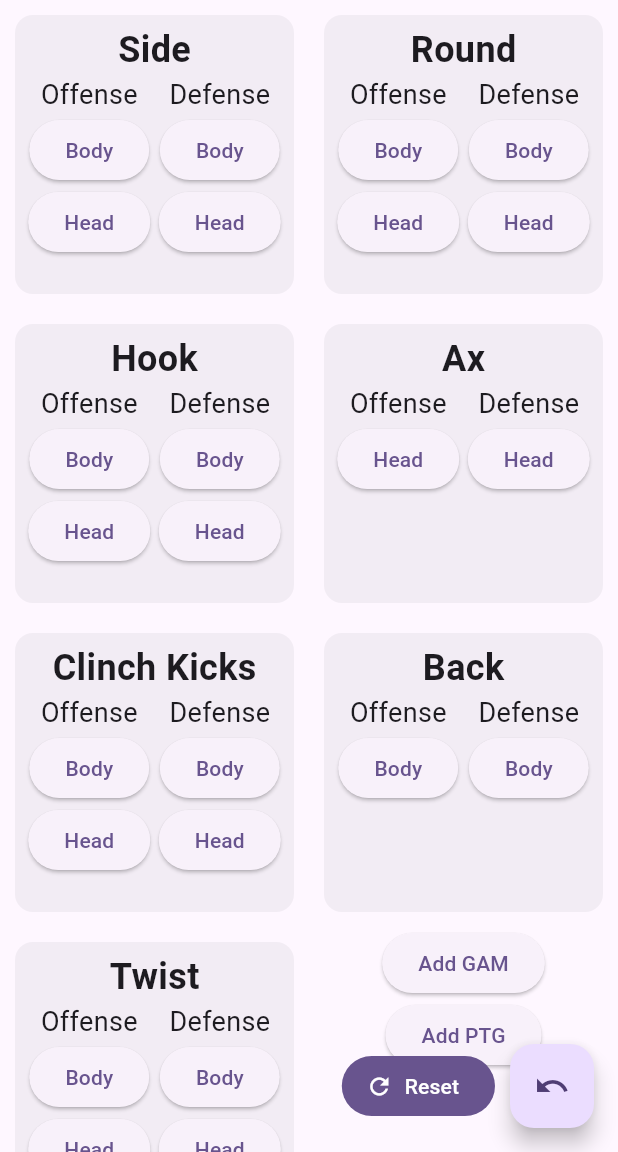
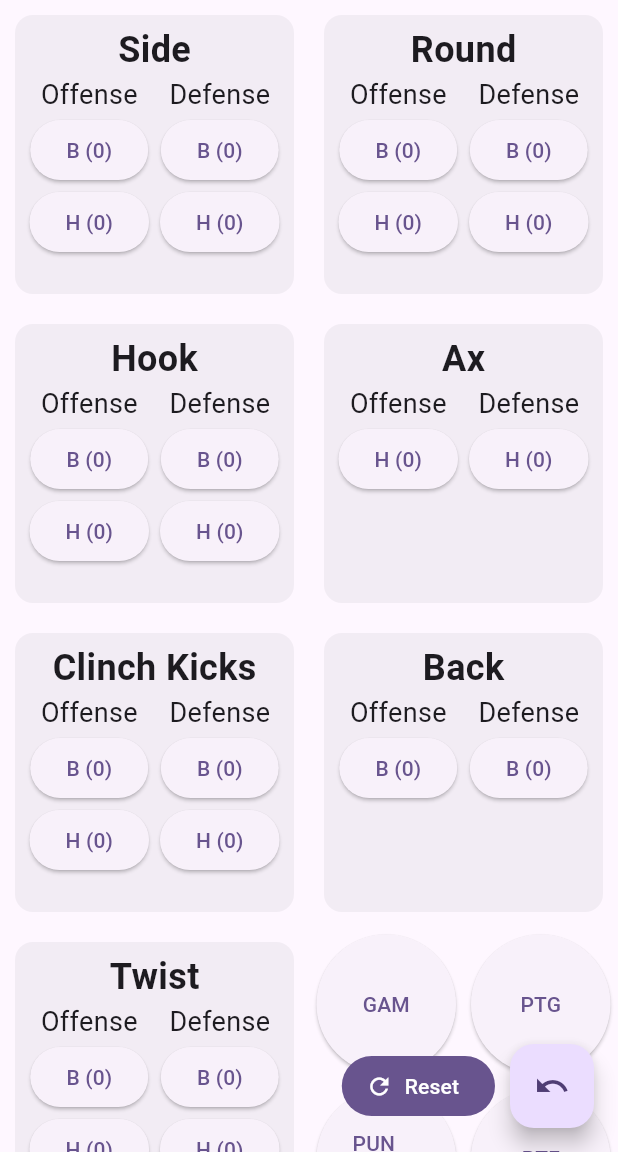
Before and after one commit to alexDickhans/Taekwondo-Scoring-Tool, a Flutter app: the screen it shows after launch, on a phone screen of 412 x 824 dp, the part 84-1236 px from its top. Run offline on Flutter 3.47's test engine with Material 3 defaults, Android fonts, the phone set to English and light mode, and no system bars.

Commit message:
Add new buttons and counters

```diff
--- a/lib/hierarchical_button.dart
+++ b/lib/hierarchical_button.dart
@@ -58,12 +58,23 @@ class _HierarchicalButtonState extends State<HierarchicalButton> {
                     children:
                         <Widget>[Text(name1, style: TextStyle(fontSize: 18))] +
                             widget.secondLevelButtonNames.map((name2) {
+                              var count = 0;
+
+                              for (var selection in widget.sharedSelections) {
+                                if (selection.startsWith(
+                                    widget.showMenuText[0] +
+                                        name1[0] +
+                                        name2[0])) {
+                                  count++;
+                                }
+                              }
+
                               return ElevatedButton(
                                 onPressed: () =>
                                     _incrementCount(name1, name2, false),
                                 onLongPress: () =>
                                     _incrementCount(name1, name2, true),
-                                child: Text('$name2'),
+                                child: Text('${name2[0]} ($count)'),
                               );
                             }).toList(),
                   ));
--- a/lib/main.dart
+++ b/lib/main.dart
@@ -38,6 +38,10 @@ class _MyHomePageState extends State<MyHomePage> {
   @override
   void initState() {
     super.initState();
+    initButtons();
+  }
+
+  void initButtons() {
     _hierarchicalButtons = [
       HierarchicalButton(
         firstLevelButtonNames: ['Offense', 'Defense'],
@@ -89,16 +93,34 @@ class _MyHomePageState extends State<MyHomePage> {
         onSelectionChanged: _updateSelections,
       ),
       Center(
-          child: Column(
+          child: GridView.count(
+        crossAxisCount: 2,
         children: [
-          ElevatedButton(
-            onPressed: () => _addSelection("GAM"),
-            child: Text("Add GAM"),
-          ),
-          ElevatedButton(
-            onPressed: () => _addSelection("PTG"),
-            child: Text("Add PTG"),
-          ),
+          Container(
+              padding: EdgeInsets.all(5),
+              child: ElevatedButton(
+                onPressed: () => _addSelection("GAM"),
+                child: Text("GAM"),
+              )),
+          Container(
+              padding: EdgeInsets.all(5),
+              child: ElevatedButton(
+                onPressed: () => _addSelection("PTG"),
+                child: Text("PTG"),
+              )),
+          Container(
+              padding: EdgeInsets.all(5),
+              child: ElevatedButton(
+                onPressed: () => _addSelection("PUN"),
+                onLongPress: () => _addSelection("PUN1"),
+                child: Text('PUN (${_sharedSelections.where((element) => element.contains("PUN")).length})'),
+              )),
+          Container(
+              padding: EdgeInsets.all(5),
+              child: ElevatedButton(
+                onPressed: () => _addSelection("PTF"),
+                child: Text("PTF"),
+              )),
         ],
       )),
     ];
@@ -111,6 +133,7 @@ class _MyHomePageState extends State<MyHomePage> {
   void _reset() {
     setState(() {
       _sharedSelections.clear();
+      initButtons();
     });
   }
 
@@ -146,6 +169,7 @@ class _MyHomePageState extends State<MyHomePage> {
   void _addSelection(String selection) {
     setState(() {
       _sharedSelections.add(selection);
+      initButtons();
     });
   }
 
```
